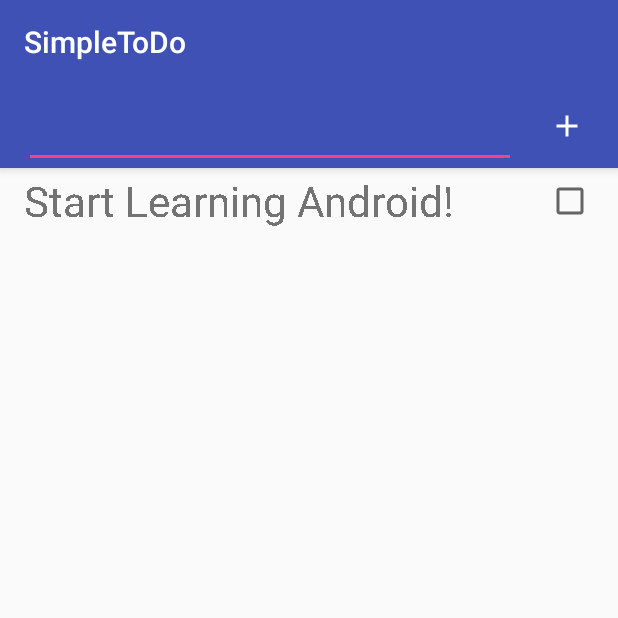
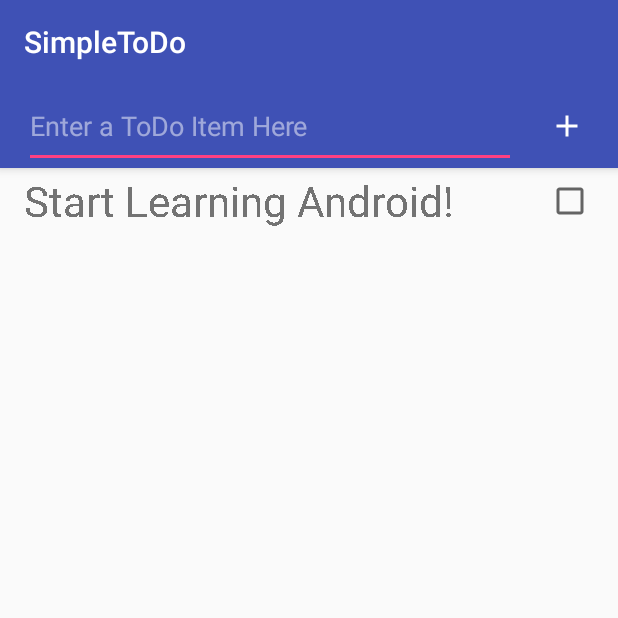
Before and after one commit to androidfu/SimpleToDo, an Android app: the screen it shows after launch (ListActivity), on a phone screen of 412 x 824 dp, the top half of it. Run offline under Robolectric (Android 15) with nearby library versions, the light colour scheme and no system bars.

Commit message:
Lint warning cleanup, added a "hint" to the entry field.

```diff
--- a/app/build.gradle
+++ b/app/build.gradle
@@ -9,14 +9,24 @@ android {
         targetSdkVersion 25
         versionCode 1
         versionName "1.0"
-        testInstrumentationRunner "android.support.test.runner.AndroidJUnitRunner"
+        vectorDrawables.useSupportLibrary true
     }
     buildTypes {
+        debug {
+            minifyEnabled false
+            shrinkResources false
+            // Adds a "d" to the versionName to identify debug builds
+            versionNameSuffix "d"
+            // Adds ".debug" to the packagename so you can have your developer and production versions installed on the same device.
+            applicationIdSuffix ".debug"
+        }
         release {
-            minifyEnabled false
+            minifyEnabled true
+            shrinkResources true
             proguardFiles getDefaultProguardFile('proguard-android.txt'), 'proguard-rules.pro'
         }
     }
+    return void
 }
 
 dependencies {
--- a/app/src/main/java/com/chscodecamp/android/simpletodo/ListActivity.java
+++ b/app/src/main/java/com/chscodecamp/android/simpletodo/ListActivity.java
@@ -1,5 +1,6 @@
 package com.chscodecamp.android.simpletodo;
 
+import android.annotation.SuppressLint;
 import android.content.Context;
 import android.content.SharedPreferences;
 import android.os.Bundle;
@@ -13,11 +14,9 @@ import android.widget.EditText;
 import android.widget.ImageButton;
 
 import com.google.gson.Gson;
-import com.google.gson.reflect.TypeToken;
 
 import java.util.ArrayList;
 import java.util.Arrays;
-import java.util.Collection;
 import java.util.List;
 
 public class ListActivity extends AppCompatActivity implements TaskRecyclerAdapter.Callback {
@@ -79,6 +78,7 @@ public class ListActivity extends AppCompatActivity implements TaskRecyclerAdapt
         saveTasks(tasks);
     }
 
+    @SuppressLint("CommitPrefEdits")
     public void saveTasks(@NonNull List<Task> taskList) {
         sharedPreferences.edit().putString(SAVED_TASKS, new Gson().toJson(taskList)).commit();
     }
--- a/app/src/main/res/layout/activity_list.xml
+++ b/app/src/main/res/layout/activity_list.xml
@@ -1,14 +1,13 @@
 <?xml version="1.0" encoding="utf-8"?>
-<android.support.design.widget.CoordinatorLayout
-    xmlns:android="http://schemas.android.com/apk/res/android"
+<android.support.design.widget.CoordinatorLayout xmlns:android="http://schemas.android.com/apk/res/android"
     xmlns:app="http://schemas.android.com/apk/res-auto"
     android:layout_width="match_parent"
     android:layout_height="match_parent"
     android:fitsSystemWindows="true">
 
     <android.support.design.widget.AppBarLayout
+        android:layout_width="match_parent"
         android:layout_height="wrap_content"
-        android:layout_width="match_parent"
         android:theme="@style/AppTheme.AppBarOverlay">
 
         <android.support.v7.widget.Toolbar
@@ -19,10 +18,10 @@
             app:popupTheme="@style/AppTheme.PopupOverlay" />
 
         <RelativeLayout
+            android:id="@+id/entry_layout"
             android:layout_width="match_parent"
             android:layout_height="?attr/actionBarSize"
             android:layout_below="@+id/toolbar"
-            android:id="@+id/entry_layout"
             android:layout_marginLeft="16dp"
             android:layout_marginRight="16dp">
 
@@ -30,29 +29,34 @@
                 android:id="@+id/add_item_edit_text"
                 android:layout_width="match_parent"
                 android:layout_height="match_parent"
+                android:layout_marginEnd="16dp"
+                android:layout_marginRight="16dp"
                 android:layout_toLeftOf="@+id/add_item"
+                android:layout_toStartOf="@+id/add_item"
                 android:gravity="center_vertical"
-            android:inputType="textCapSentences"
+                android:hint="@string/enter_a_todo_item_here"
                 android:imeOptions="flagNoExtractUi"
-            android:layout_marginRight="16dp"/>
+                android:inputType="textCapSentences" />
 
             <ImageButton
                 android:id="@+id/add_item"
                 android:layout_width="36dp"
                 android:layout_height="36dp"
+                android:layout_alignParentEnd="true"
                 android:layout_alignParentRight="true"
-            app:srcCompat="@drawable/ic_add_white_24dp"
+                android:layout_centerVertical="true"
                 android:background="?selectableItemBackgroundBorderless"
-            android:layout_centerVertical="true"/>
+                android:contentDescription="@string/add_task"
+                app:srcCompat="@drawable/ic_add_white_24dp" />
 
         </RelativeLayout>
 
     </android.support.design.widget.AppBarLayout>
 
     <android.support.v7.widget.RecyclerView
-        app:layout_behavior="@string/appbar_scrolling_view_behavior"
         android:id="@+id/recycler_view"
         android:layout_width="match_parent"
-        android:layout_height="match_parent"/>
+        android:layout_height="match_parent"
+        app:layout_behavior="@string/appbar_scrolling_view_behavior" />
 
 </android.support.design.widget.CoordinatorLayout>
--- a/app/src/main/res/layout/row_todo_item.xml
+++ b/app/src/main/res/layout/row_todo_item.xml
@@ -4,26 +4,28 @@
     android:id="@+id/row"
     android:layout_width="match_parent"
     android:layout_height="44dp"
+    android:layout_marginLeft="16dp"
+    android:layout_marginRight="16dp"
     android:background="?android:selectableItemBackground"
-    android:focusable="true"
     android:clickable="true"
-    android:layout_marginLeft="16dp"
-    android:layout_marginRight="16dp">
+    android:focusable="true">
 
     <TextView
         android:id="@+id/item_name"
         android:layout_width="match_parent"
         android:layout_height="match_parent"
         android:layout_toLeftOf="@+id/item_checkbox"
-      android:textSize="28sp"
+        android:layout_toStartOf="@+id/item_checkbox"
         android:gravity="center_vertical"
-      android:text="Todo Entry"/>
+        android:text="@string/todo_entry"
+        android:textSize="28sp" />
 
     <CheckBox
         android:id="@+id/item_checkbox"
         android:layout_width="wrap_content"
         android:layout_height="match_parent"
-      android:layout_centerVertical="true"
-      android:layout_alignParentRight="true"/>
+        android:layout_alignParentEnd="true"
+        android:layout_alignParentRight="true"
+        android:layout_centerVertical="true" />
 
 </RelativeLayout>
--- a/app/src/main/res/values/strings.xml
+++ b/app/src/main/res/values/strings.xml
@@ -1,3 +1,6 @@
 <resources>
     <string name="app_name">SimpleToDo</string>
+    <string name="todo_entry">Todo Entry</string>
+    <string name="add_task">Add Task</string>
+    <string name="enter_a_todo_item_here">Enter a ToDo Item Here</string>
 </resources>
```
Lines whose indentation alone changed are shown as unchanged.
